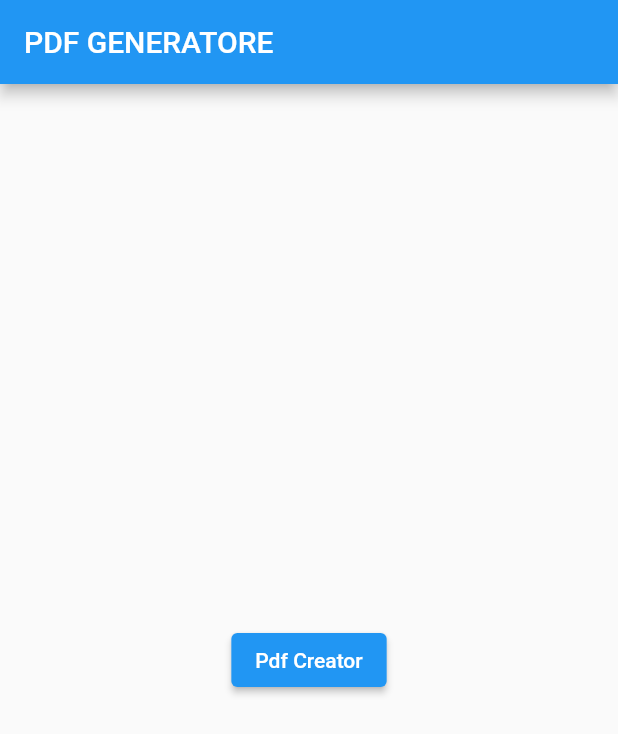
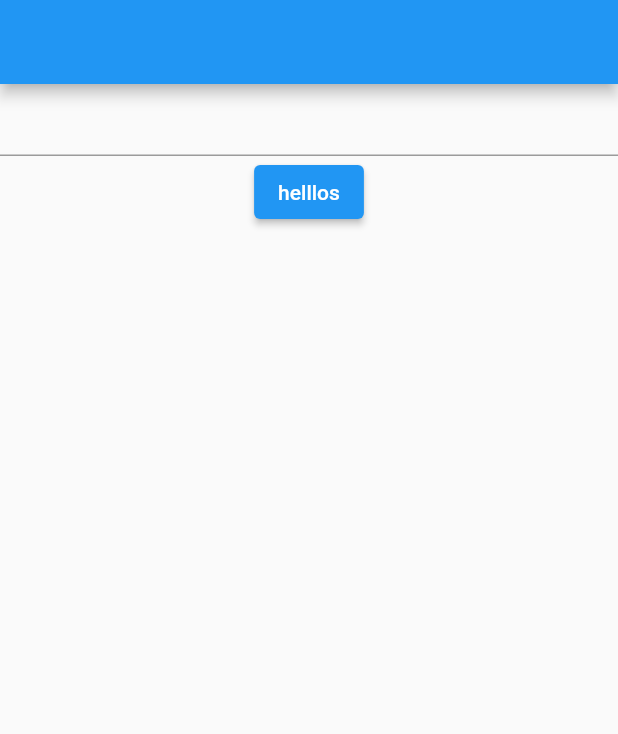
Before and after one commit to lukgutierrez/Generatore-PDF, a Flutter app: the screen it shows after launch, on a phone screen of 412 x 824 dp. Shown: the top 734 px of the screen. Run offline on Flutter 3.47's test engine with Material 2 defaults, Android fonts, the phone set to English and light mode, and no system bars; our stand-ins replace pdf, share_plus; missing offline and left inert: pdf_viewer_plugin.

Commit message:
payment.pdf

```diff
--- a/lib/main.dart
+++ b/lib/main.dart
@@ -1,5 +1,8 @@
+import 'dart:math';
+
 import 'package:flutter/material.dart';
 import 'package:generatore_pdf/pages/home_page.dart';
+import 'package:generatore_pdf/pages/pdf_create.dart';
 
 void main() {
   runApp(const MyApp());
@@ -10,10 +13,11 @@ class MyApp extends StatelessWidget {
   @override
   Widget build(BuildContext context) {
     return MaterialApp(
+        debugShowCheckedModeBanner: false,
         title: 'Flutter Demo',
         theme: ThemeData(
           primarySwatch: Colors.blue,
         ),
-        home: HomePage());
+        home: PdfCreate());
   }
 }
--- /dev/null
+++ b/lib/pages/pdf_create.dart
@@ -0,0 +1,40 @@
+import 'package:flutter/material.dart';
+import 'package:generatore_pdf/pages/home_page.dart';
+
+class PdfCreate extends StatefulWidget {
+  PdfCreate({Key? key}) : super(key: key);
+
+  @override
+  State<PdfCreate> createState() => _PdfCreateState();
+}
+
+class _PdfCreateState extends State<PdfCreate> {
+  TextEditingController _name = TextEditingController(text: "");
+
+  @override
+  Widget build(BuildContext context) {
+    return Scaffold(
+        appBar: AppBar(),
+        body: Center(
+          child: Column(
+            children: [
+              TextField(
+                controller: _name,
+              ),
+              ElevatedButton(
+                  onPressed: () async {
+                    Navigator.push(
+                      context,
+                      MaterialPageRoute(
+                        builder: (context) => HomePage(_name.text),
+                      ),
+                    );
+                  },
+                  child: Container(
+                    child: Text("helllos"),
+                  ))
+            ],
+          ),
+        ));
+  }
+}
```
Also changed, not shown: lib/pages/home_page.dart (+16 -6 lines), assets/mercadopago.png (added).
